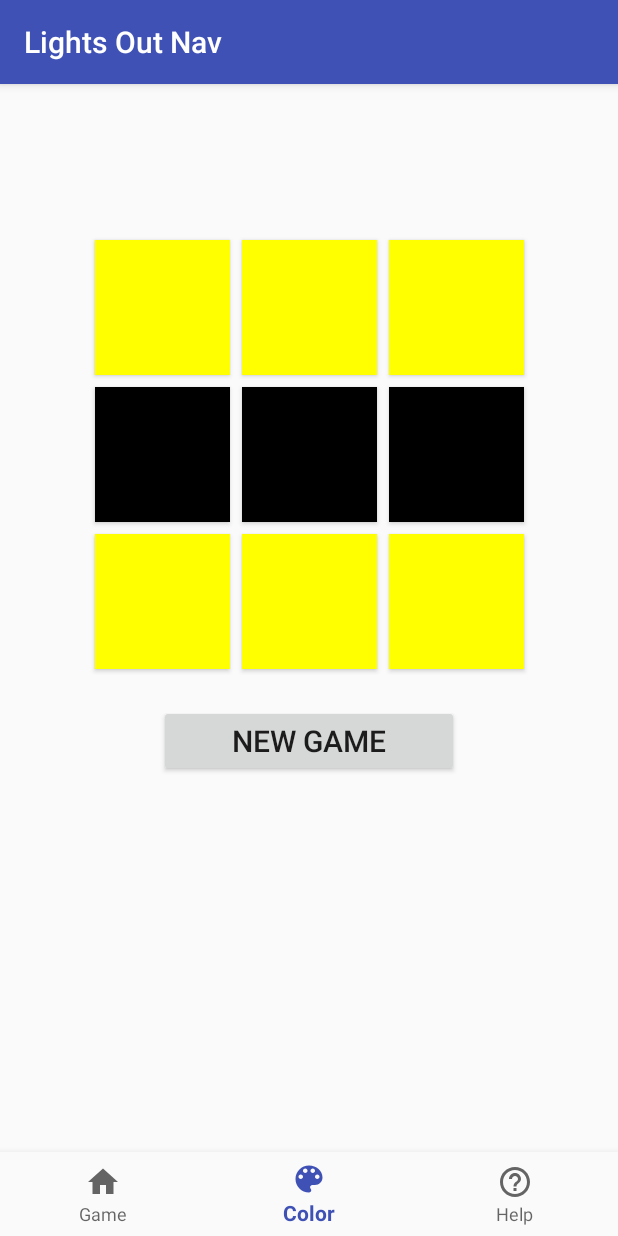
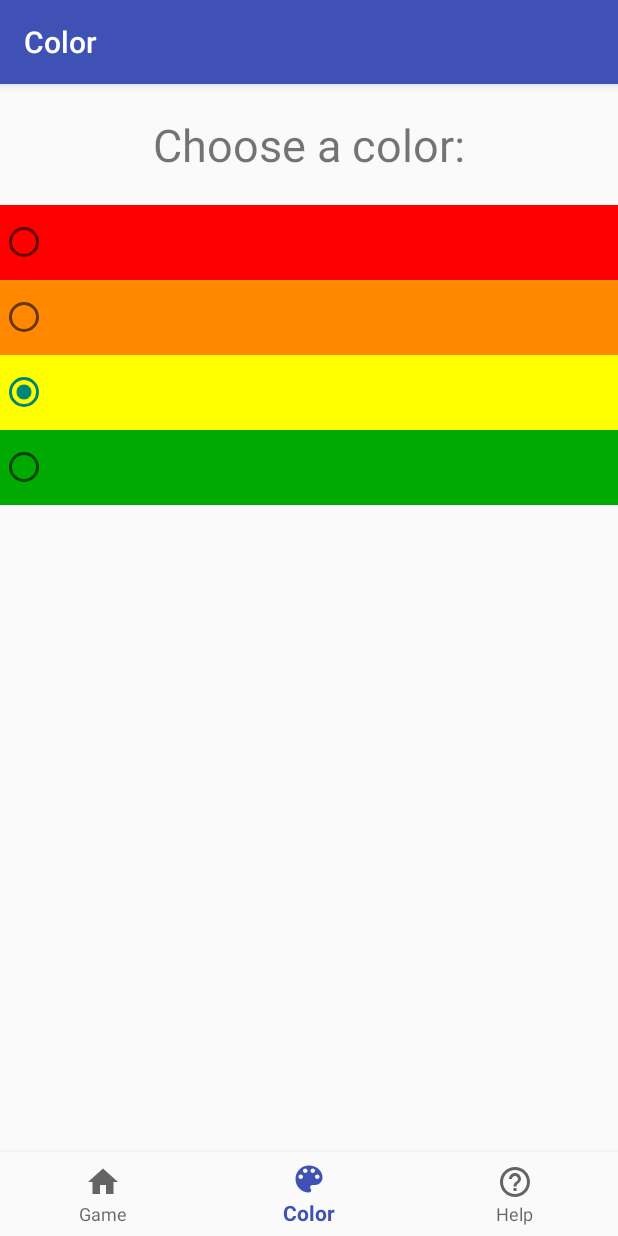
Before and after one commit to SamuelBurac/Lights_Out_Nav, an Android app: the screen it shows after launch (MainActivity), item 2 of the bottom bar chosen, on a phone screen of 412 x 824 dp. Run offline under Robolectric (Android 15) with nearby library versions, the phone set to English and light mode, and no system bars; our stand-ins replace navigation-ui.

Commit message:
Final Commit actually

```diff
--- a/app/src/main/java/com/zybooks/lightsoutnav/ColorFragment.java
+++ b/app/src/main/java/com/zybooks/lightsoutnav/ColorFragment.java
@@ -15,7 +15,7 @@ import android.widget.RadioGroup;
 
 
 public class ColorFragment extends Fragment {
-    public View oncreateView(@NonNull LayoutInflater inflater,
+    public View onCreateView(@NonNull LayoutInflater inflater,
                              ViewGroup container,Bundle savedInstanceState) {
         View rootView = inflater.inflate(R.layout.fragment_color, container, false);
         SharedPreferences sharedPref = requireActivity().getPreferences(Context.MODE_PRIVATE);
--- a/app/src/main/java/com/zybooks/lightsoutnav/MainActivity.java
+++ b/app/src/main/java/com/zybooks/lightsoutnav/MainActivity.java
@@ -21,7 +21,7 @@ public class MainActivity extends AppCompatActivity {
         NavHostFragment navHostFragment = (NavHostFragment) getSupportFragmentManager()
                 .findFragmentById(R.id.nav_host_fragment);
 
-        if(navHostFragment != null){
+        if (navHostFragment != null) {
             NavController navController = navHostFragment.getNavController();
 
             AppBarConfiguration appBarConfig = new AppBarConfiguration.Builder(
--- a/app/src/main/res/layout/activity_main.xml
+++ b/app/src/main/res/layout/activity_main.xml
@@ -9,15 +9,17 @@
 
    <androidx.fragment.app.FragmentContainerView
        android:id="@+id/nav_host_fragment"
-       android:name="com.zybooks.lightsoutnav.GameFragment"
+       android:name="androidx.navigation.fragment.NavHostFragment"
        android:layout_width="0dp"
        android:layout_height="0dp"
        app:defaultNavHost="true"
        app:layout_constraintBottom_toTopOf="@id/nav_view"
+       app:layout_constraintHorizontal_bias="0.0"
        app:layout_constraintLeft_toLeftOf="parent"
        app:layout_constraintRight_toRightOf="parent"
        app:layout_constraintTop_toTopOf="parent"
-       app:navGraph="@navigation/nav_graph"/>
+       app:layout_constraintVertical_bias="1.0"
+       app:navGraph="@navigation/nav_graph" />
 
    <com.google.android.material.bottomnavigation.BottomNavigationView
       android:id="@+id/nav_view"
--- a/app/src/main/res/layout/fragment_color.xml
+++ b/app/src/main/res/layout/fragment_color.xml
@@ -1,7 +1,6 @@
 <?xml version="1.0" encoding="utf-8"?>
-<LinearLayout
+<LinearLayout xmlns:android="http://schemas.android.com/apk/res/android"
     xmlns:tools="http://schemas.android.com/tools"
-    xmlns:android="http://schemas.android.com/apk/res/android"
     android:layout_width="match_parent"
     android:layout_height="wrap_content"
     android:orientation="vertical">
--- a/app/src/main/res/layout/fragment_game.xml
+++ b/app/src/main/res/layout/fragment_game.xml
@@ -33,7 +33,7 @@
     <Button
         android:id="@+id/new_game_button"
         style="@style/GameOptionButton"
-        android:layout_marginTop="20sp"
+        android:layout_marginTop="20dp"
         android:text="@string/new_game"
         app:layout_constraintLeft_toLeftOf="parent"
         app:layout_constraintRight_toRightOf="parent"
```
